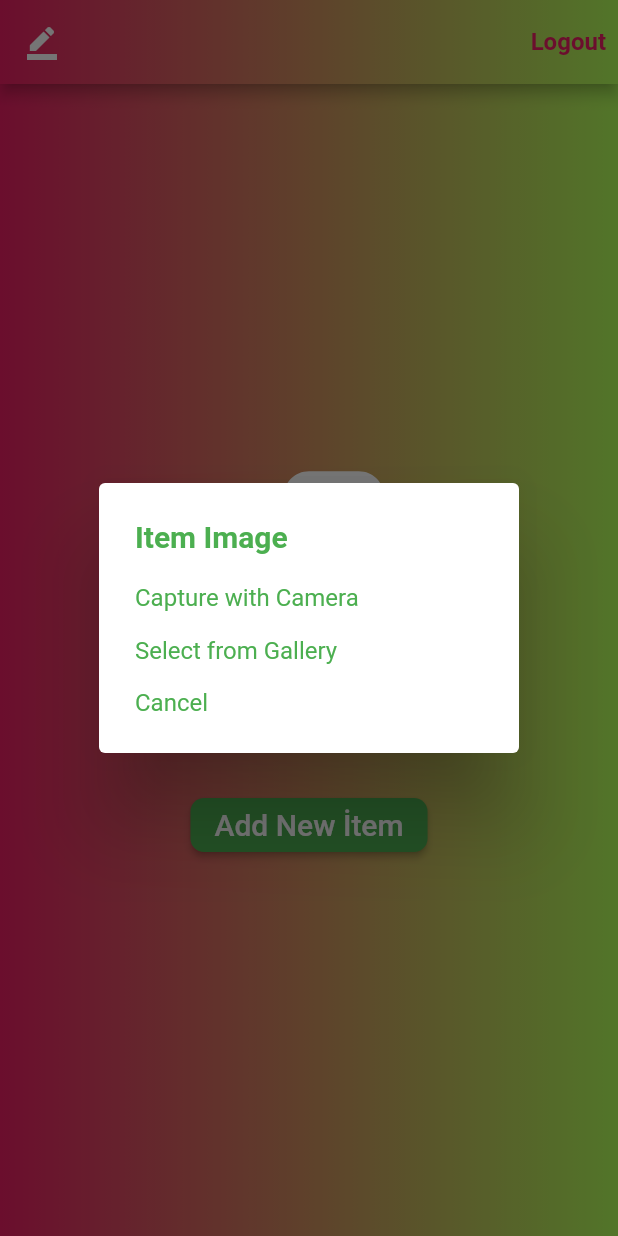
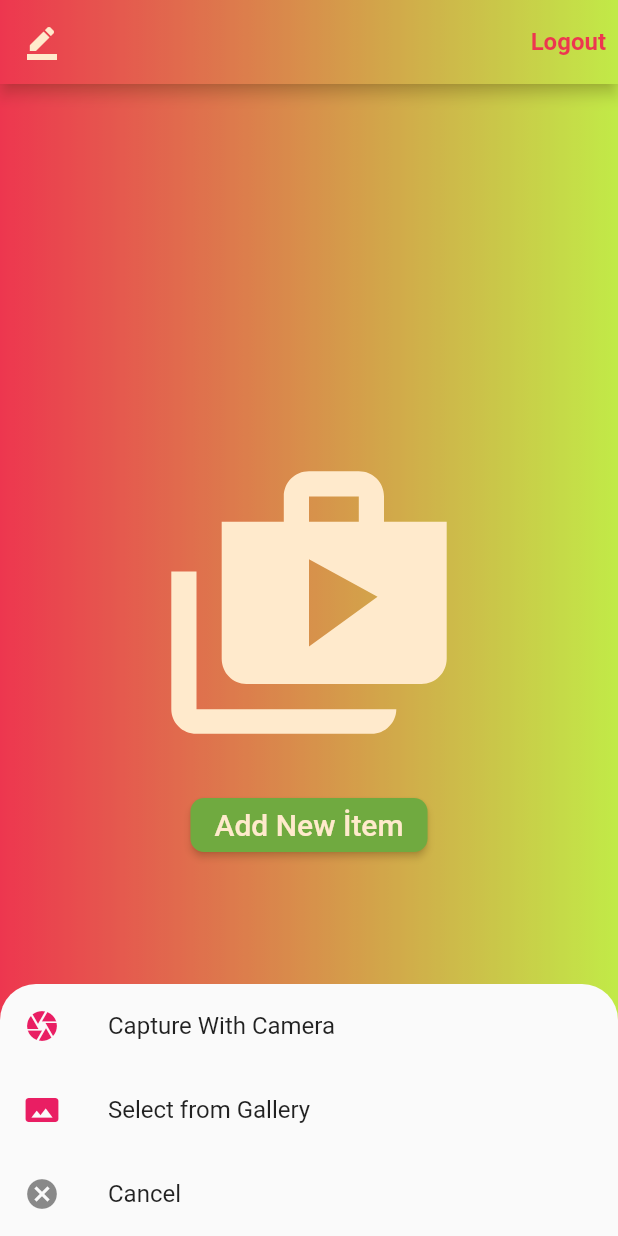
Before and after one commit to burahankrmz/E-Shop, a Flutter app: the UploadPage screen opened directly, after a tap on "Add New İtem", on a phone screen of 412 x 824 dp. Run offline on Flutter 3.47's test engine with Material 2 defaults, Android fonts, the phone set to English and light mode, and no system bars; our stand-ins replace cloud_firestore, firebase_auth, firebase_storage, fluttertoast, image_picker, shared_preferences; accounts and stored records are empty.

Commit message:
Fix some bugs and changed some design

```diff
--- a/lib/Admin/uploadItems.dart
+++ b/lib/Admin/uploadItems.dart
@@ -102,7 +102,7 @@ class _UploadPageState extends State<UploadPage>
             ),
             ElevatedButton(
               onPressed: () {
-                takeImage(context);
+                takeImage();
               },
               child: Text(
                 'Add New İtem',
@@ -118,45 +118,6 @@ class _UploadPageState extends State<UploadPage>
         ),
       ),
     );
-  }
-
-  takeImage(mContext) {
-    return showDialog(
-        context: mContext,
-        builder: (con) {
-          return SimpleDialog(
-            title: Text(
-              "Item Image",
-              style:
-                  TextStyle(color: Colors.green, fontWeight: FontWeight.bold),
-            ),
-            children: [
-              SimpleDialogOption(
-                child: Text("Capture with Camera",
-                    style: TextStyle(
-                      color: Colors.green,
-                    )),
-                onPressed: capturePhotoWithCamera,
-              ),
-              SimpleDialogOption(
-                child: Text("Select from Gallery",
-                    style: TextStyle(
-                      color: Colors.green,
-                    )),
-                onPressed: pickPhotoFromGallery,
-              ),
-              SimpleDialogOption(
-                child: Text("Cancel",
-                    style: TextStyle(
-                      color: Colors.green,
-                    )),
-                onPressed: () {
-                  Navigator.pop(context);
-                },
-              ),
-            ],
-          );
-        });
   }
 
   capturePhotoWithCamera() async {
@@ -206,17 +167,14 @@ class _UploadPageState extends State<UploadPage>
               color: Colors.white, fontSize: 24.0, fontWeight: FontWeight.bold),
         ),
         actions: [
-          ElevatedButton(
+          IconButton(
             onPressed: () {
               print('click');
             },
-            style: ElevatedButton.styleFrom(primary: Colors.pink),
-            child: Text(
-              'Add',
-              style: TextStyle(
-                  color: Colors.white,
-                  fontSize: 16.0,
-                  fontWeight: FontWeight.bold),
+            icon: Icon(
+              Icons.check,
+              color: Colors.pink,
+              size: 30.0,
             ),
           ),
         ],
@@ -332,11 +290,55 @@ class _UploadPageState extends State<UploadPage>
     );
   }
 
+  void takeImage() => showModalBottomSheet(
+        enableDrag: false,
+        isDismissible: false,
+        shape: RoundedRectangleBorder(
+          borderRadius: BorderRadius.only(
+            topLeft: Radius.circular(24),
+            topRight: Radius.circular(24),
+          ),
+        ),
+        barrierColor: Colors.orange.withOpacity(0.2),
+        context: context,
+        builder: (context) => Column(
+          mainAxisSize: MainAxisSize.min,
+          children: <Widget>[
+            ListTile(
+              leading: Icon(
+                Icons.camera,
+                color: Colors.pink,
+              ),
+              title: Text('Capture With Camera'),
+              onTap: capturePhotoWithCamera,
+            ),
+            ListTile(
+              leading: Icon(
+                Icons.panorama,
+                color: Colors.pink,
+              ),
+              title: Text('Select from Gallery'),
+              onTap: pickPhotoFromGallery,
+            ),
+            ListTile(
+              leading: Icon(Icons.cancel),
+              title: Text('Cancel'),
+              onTap: () {
+                Navigator.pop(context);
+              },
+            ),
+          ],
+        ),
+      );
+
   clearFormInfo() {
     file = null;
     _descriptionTextEditingController.clear();
     _titleTextEditingController.clear();
     _priceTextEditingController.clear();
     _shortInfoTextEditingController.clear();
+
+    Route route = MaterialPageRoute(builder: (c) => UploadPage());
+    Navigator.pushReplacement(context, route);
   }
 }
--- a/lib/Authentication/authenication.dart
+++ b/lib/Authentication/authenication.dart
@@ -15,6 +15,7 @@ class _AuthenticScreenState extends State<AuthenticScreen> {
       length: 2,
       child: Scaffold(
         appBar: AppBar(
+          automaticallyImplyLeading: false,
           flexibleSpace: Container(
             decoration: new BoxDecoration(
               gradient: new LinearGradient(
--- a/lib/main.dart
+++ b/lib/main.dart
@@ -82,7 +82,7 @@ class _SplashScreenState extends State<SplashScreen> {
                 height: 20.0,
               ),
               Text(
-                'bEST E SHOP app',
+                'BEST E SHOP APP',
                 style: TextStyle(
                   color: Colors.white,
                 ),
```
Also changed, not shown: lib/Admin/adminLogin.dart (+16 -16 lines), 1 other file.
